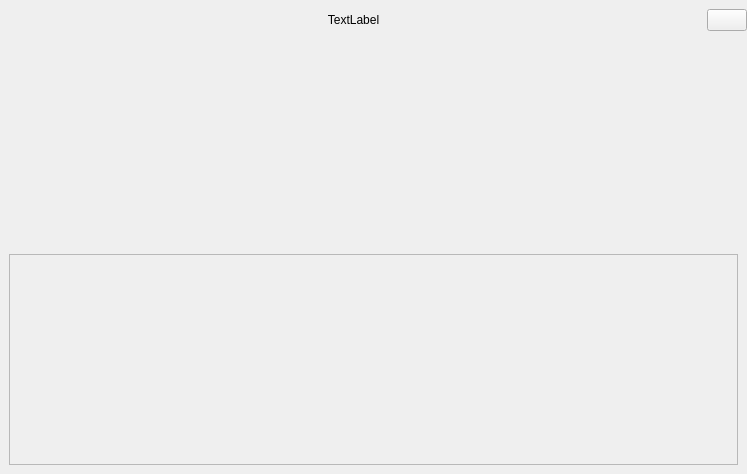
Old version of the form src/jamtaba/gui/NinjamRoomWindow.ui in the repository elieserdejesus/JamTaba.
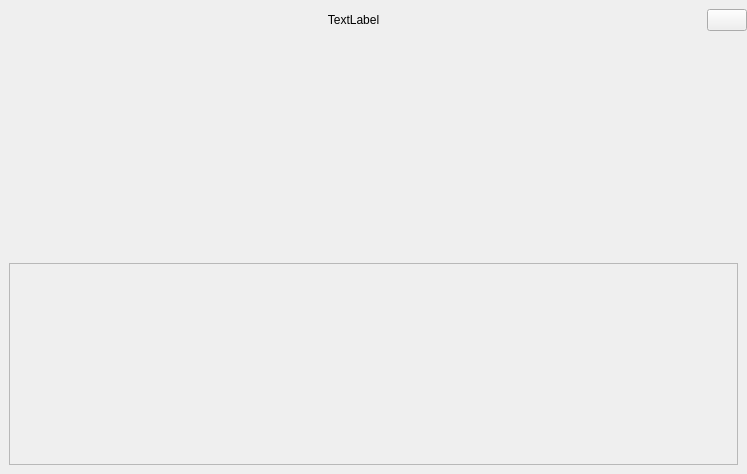
New version of the form. Custom widgets are drawn as their Qt base class.

Patch:
```diff
--- a/src/jamtaba/gui/NinjamRoomWindow.ui
+++ b/src/jamtaba/gui/NinjamRoomWindow.ui
@@ -95,7 +95,7 @@
      </property>
      <layout class="QVBoxLayout" name="contentLayout">
       <property name="spacing">
-       <number>6</number>
+       <number>24</number>
       </property>
       <property name="leftMargin">
        <number>9</number>
@@ -133,7 +133,7 @@
            <x>0</x>
            <y>0</y>
            <width>727</width>
-           <height>208</height>
+           <height>199</height>
           </rect>
          </property>
          <layout class="QHBoxLayout" name="horizontalLayout">
```
